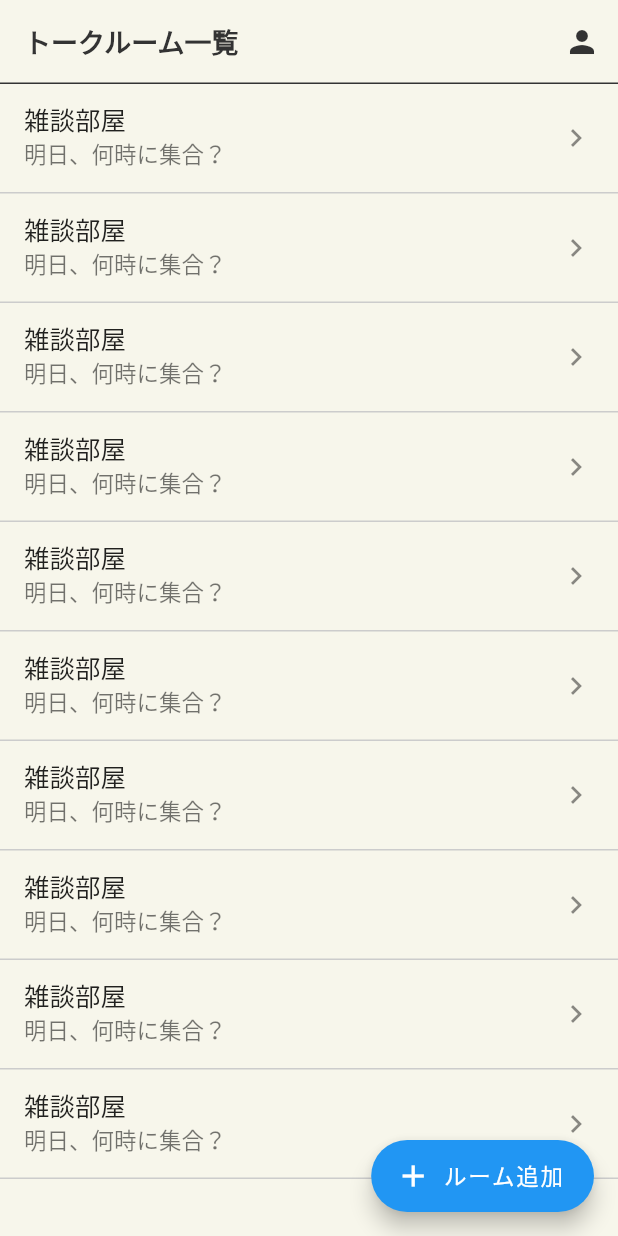
After one commit to agora-creation/qr_chat_app, a Flutter app: the screen it shows after launch, after a tap on "認証する", on a phone screen of 412 x 824 dp. The commit adds this screen. Run offline on Flutter 3.47's test engine with Material 2 defaults, Android fonts, the phone set to English and light mode, and no system bars; our stand-ins replace flutter_spinkit; Roboto replaces fonts that are missing (SourceHanSerif-Bold, SourceHanSerif-Regular); statements that could not run were skipped.

Commit message:
first commit

```diff
--- a/lib/helpers/functions.dart
+++ b/lib/helpers/functions.dart
@@ -8,7 +8,7 @@ void pushScreen(BuildContext context, Widget widget) {
   );
 }
 
-void pushReplacement(BuildContext context, Widget widget) {
+void pushReplacementScreen(BuildContext context, Widget widget) {
   Navigator.pushReplacement(
     context,
     MaterialPageRoute(builder: (context) => widget, fullscreenDialog: true),
--- a/lib/main.dart
+++ b/lib/main.dart
@@ -1,8 +1,10 @@
 import 'package:flutter/material.dart';
 import 'package:flutter/services.dart';
 import 'package:flutter_localizations/flutter_localizations.dart';
+import 'package:qr_chat_app/helpers/functions.dart';
 import 'package:qr_chat_app/helpers/style.dart';
 import 'package:qr_chat_app/screens/login.dart';
+import 'package:qr_chat_app/screens/splash.dart';
 
 Future main() async {
   WidgetsFlutterBinding.ensureInitialized();
@@ -28,7 +30,33 @@ class MyApp extends StatelessWidget {
       locale: const Locale('ja'),
       title: 'QR-CHAT',
       theme: themeData(),
-      home: const LoginScreen(),
+      home: const SplashController(),
     );
   }
 }
+
+class SplashController extends StatefulWidget {
+  const SplashController({Key? key}) : super(key: key);
+
+  @override
+  State<SplashController> createState() => _SplashControllerState();
+}
+
+class _SplashControllerState extends State<SplashController> {
+  void _init() async {
+    await Future.delayed(const Duration(seconds: 3));
+    if (!mounted) return;
+    pushReplacementScreen(context, const LoginScreen());
+  }
+
+  @override
+  void initState() {
+    super.initState();
+    _init();
+  }
+
+  @override
+  Widget build(BuildContext context) {
+    return const SplashScreen();
+  }
+}
--- /dev/null
+++ b/lib/screens/home.dart
@@ -0,0 +1,43 @@
+import 'package:flutter/material.dart';
+
+class HomeScreen extends StatelessWidget {
+  const HomeScreen({Key? key}) : super(key: key);
+
+  @override
+  Widget build(BuildContext context) {
+    return Scaffold(
+      appBar: AppBar(
+        shape: const Border(bottom: BorderSide(color: Color(0xFF333333))),
+        automaticallyImplyLeading: false,
+        title: const Text('トークルーム一覧'),
+        actions: [
+          IconButton(
+            onPressed: () {},
+            icon: const Icon(Icons.person),
+          ),
+        ],
+      ),
+      body: ListView.builder(
+        itemCount: 10,
+        itemBuilder: (_, index) {
+          return Container(
+            decoration: const BoxDecoration(
+              border: Border(bottom: BorderSide(color: Color(0xFFCCCCCC))),
+            ),
+            child: const ListTile(
+              title: Text('雑談部屋'),
+              subtitle: Text('明日、何時に集合？'),
+              trailing: Icon(Icons.navigate_next),
+            ),
+          );
+        },
+      ),
+      floatingActionButton: FloatingActionButton.extended(
+        onPressed: () {},
+        label: const Text('ルーム追加'),
+        icon: const Icon(Icons.add),
+        backgroundColor: Colors.blue,
+      ),
+    );
+  }
+}
--- a/lib/screens/login.dart
+++ b/lib/screens/login.dart
@@ -1,6 +1,9 @@
 import 'package:flutter/material.dart';
 import 'package:flutter/services.dart';
+import 'package:qr_chat_app/helpers/functions.dart';
+import 'package:qr_chat_app/screens/home.dart';
 import 'package:qr_chat_app/widgets/custom_text_form_field.dart';
+import 'package:qr_chat_app/widgets/round_lg_button.dart';
 
 class LoginScreen extends StatelessWidget {
   const LoginScreen({Key? key}) : super(key: key);
@@ -38,6 +41,15 @@ class LoginScreen extends StatelessWidget {
                           labelText: 'メールアドレス',
                           iconData: Icons.email,
                         ),
+                        const SizedBox(height: 16),
+                        RoundLgButton(
+                          labelText: '認証する',
+                          labelColor: Colors.white,
+                          backgroundColor: Colors.blue,
+                          onPressed: () {
+                            pushReplacementScreen(context, const HomeScreen());
+                          },
+                        ),
                       ],
                     ),
                   ],
```
Also changed, not shown: 3 other files.
